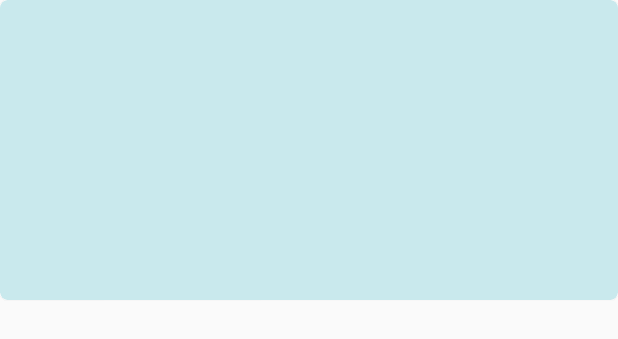
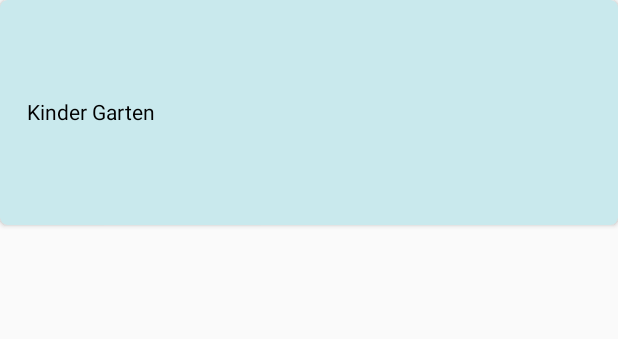
Before and after one commit to firebase55/FYP, an Android app: the layout activity_main_screenn.xml on its own in the app's theme, with its tools: preview values and no code run, on a phone screen of 412 x 824 dp. Shown: the top 339 px of the screen. Run offline under Robolectric (Android 15) with nearby library versions, the phone set to English and light mode, and no system bars.

Commit message:
adding app name inside cardview

```diff
--- a/app/src/main/res/layout/activity_main_screenn.xml
+++ b/app/src/main/res/layout/activity_main_screenn.xml
@@ -9,8 +9,24 @@
         android:layout_width="match_parent"
         app:cardBackgroundColor="#C9E9ED"
         app:cardCornerRadius="5dp"
-        android:layout_height="200dp">
+        android:layout_height="150dp">
+        <LinearLayout
+            android:layout_width="match_parent"
+            android:orientation="horizontal"
+            android:layout_height="match_parent">
+            <TextView
+                android:layout_width="100dp"
+                android:text="Kinder Garten"
+                android:gravity="center"
+                android:layout_gravity="center"
+                android:layout_marginLeft="10dp"
+                android:textColor="#000"
 
+                android:layout_height="100dp">
+
+            </TextView>
+
+        </LinearLayout>
     </androidx.cardview.widget.CardView>
 
 
```
